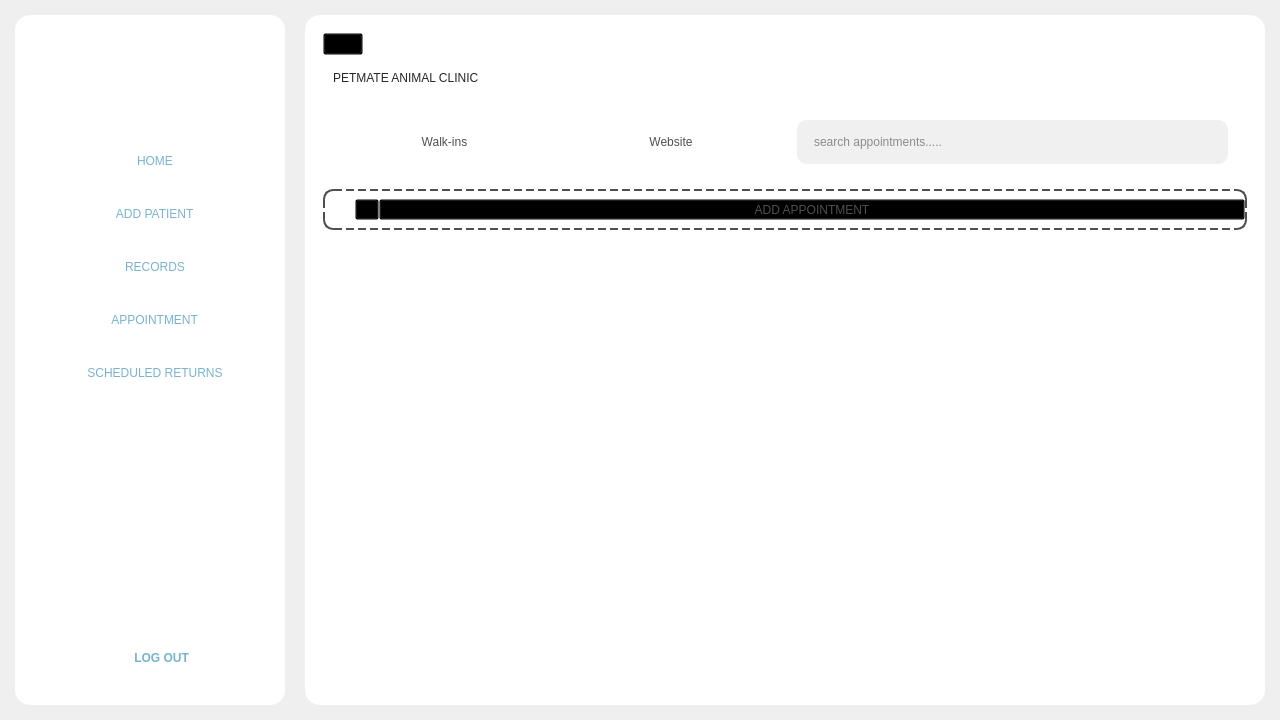
Old version of the form Frontend/Home.ui in the repository DreddVDomasian/Petmate-Desktop-Application.
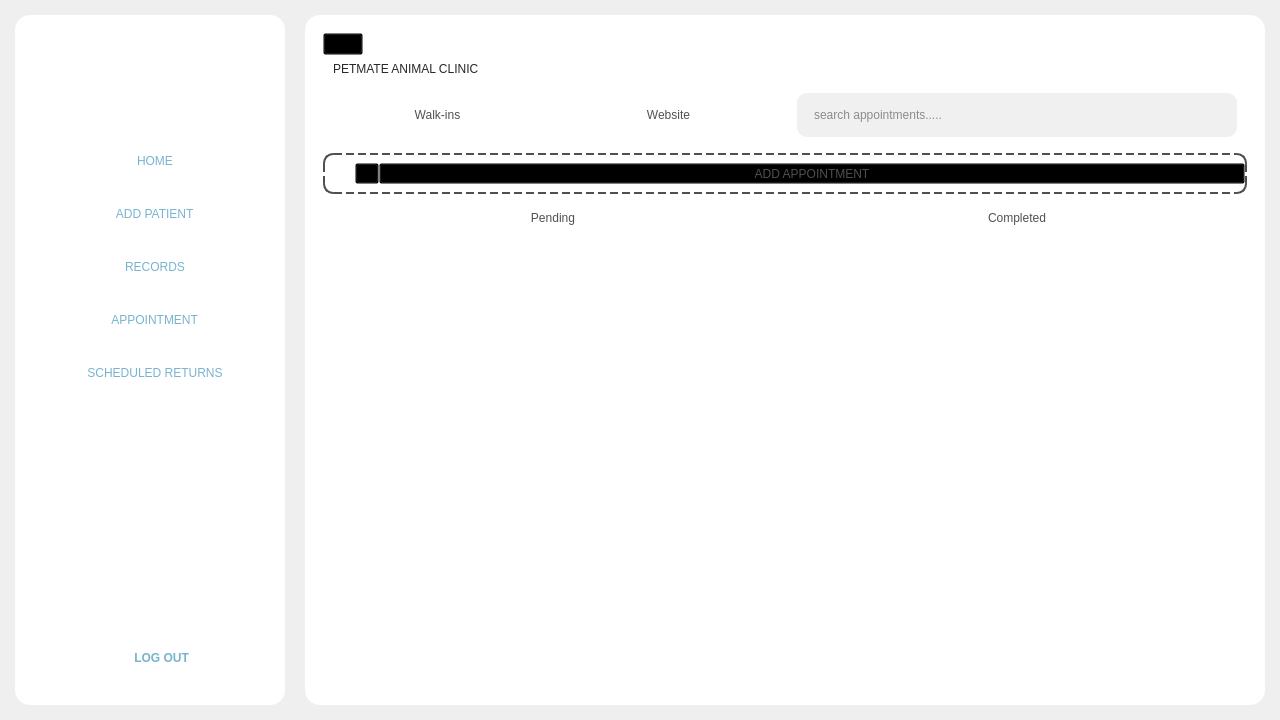
New version of the form. The open tabs and pages were chosen to show the change. Icons and pictures are not drawn.

Patch:
```diff
--- a/Frontend/Home.ui
+++ b/Frontend/Home.ui
@@ -593,7 +593,7 @@
           <enum>QFrame::NoFrame</enum>
          </property>
          <property name="currentIndex">
-          <number>8</number>
+          <number>6</number>
          </property>
          <widget class="QWidget" name="homepage">
           <property name="styleSheet">
@@ -2144,6 +2144,12 @@
               <enum>QFrame::Raised</enum>
              </property>
              <layout class="QHBoxLayout" name="horizontalLayout_8">
+              <property name="topMargin">
+               <number>0</number>
+              </property>
+              <property name="bottomMargin">
+               <number>0</number>
+              </property>
               <item>
                <widget class="QLabel" name="label_13">
                 <property name="styleSheet">
@@ -2193,6 +2199,18 @@
               <enum>QFrame::Raised</enum>
              </property>
              <layout class="QHBoxLayout" name="horizontalLayout_11">
+              <property name="leftMargin">
+               <number>0</number>
+              </property>
+              <property name="topMargin">
+               <number>0</number>
+              </property>
+              <property name="rightMargin">
+               <number>0</number>
+              </property>
+              <property name="bottomMargin">
+               <number>0</number>
+              </property>
               <item>
                <widget class="QFrame" name="frame_6">
                 <property name="frameShape">
@@ -2504,6 +2522,96 @@
                 <number>0</number>
                </property>
                <item>
+                <widget class="QFrame" name="pendingCompletedBtn">
+                 <property name="styleSheet">
+                  <string notr="true">QPushButton {
+    border: none;
+    background-color: transparent;
+    color: rgb(80, 80, 80);
+    font: 63 12pt &quot;Montserrat SemiBold&quot;;
+    padding: 10px 15px;
+    border-radius: 5px;
+}
+
+
+QPushButton:hover {
+    background-color:rgb(194, 194, 194);
+	border-radius:5px;
+}
+QPushButton:checked {
+    background-color:rgb(252, 213, 151);   /* Active bg color */
+	border-radius:5px;
+    color: rgb(40, 40, 40);                           /* Active text color */
+}</string>
+                 </property>
+                 <property name="frameShape">
+                  <enum>QFrame::StyledPanel</enum>
+                 </property>
+                 <property name="frameShadow">
+                  <enum>QFrame::Raised</enum>
+                 </property>
+                 <layout class="QHBoxLayout" name="horizontalLayout_26">
+                  <property name="leftMargin">
+                   <number>0</number>
+                  </property>
+                  <property name="topMargin">
+                   <number>0</number>
+                  </property>
+                  <property name="rightMargin">
+                   <number>0</number>
+                  </property>
+                  <property name="bottomMargin">
+                   <number>10</number>
+                  </property>
+                  <item>
+                   <widget class="QPushButton" name="pendingBtn">
+                    <property name="styleSheet">
+                     <string notr="true"/>
+                    </property>
+                    <property name="text">
+                     <string>Pending</string>
+                    </property>
+                   </widget>
+                  </item>
+                  <item>
+                   <widget class="QPushButton" name="completedBtn">
+                    <property name="styleSheet">
+                     <string notr="true"/>
+                    </property>
+                    <property name="text">
+                     <string>Completed</string>
+                    </property>
+                   </widget>
+                  </item>
+                 </layout>
+                </widget>
+               </item>
+               <item>
+                <widget class="QStackedWidget" name="statusStackedWidget">
+                 <property name="currentIndex">
+                  <number>0</number>
+                 </property>
+                 <widget class="QWidget" name="pending">
+                  <property name="styleSheet">
+                   <string notr="true"/>
+                  </property>
+                  <layout class="QVBoxLayout" name="verticalLayout_66" stretch="0">
+                   <property name="spacing">
+                    <number>0</number>
+                   </property>
+                   <property name="leftMargin">
+                    <number>0</number>
+                   </property>
+                   <property name="topMargin">
+                    <number>0</number>
+                   </property>
+                   <property name="rightMargin">
+                    <number>0</number>
+                   </property>
+                   <property name="bottomMargin">
+                    <number>0</number>
+                   </property>
+                   <item>
                 <widget class="QScrollArea" name="walkInScrollArea">
                  <property name="styleSheet">
                   <string notr="true">#walkInScrollArea{
@@ -2550,7 +2658,7 @@
                     <x>0</x>
                     <y>0</y>
                     <width>893</width>
-                    <height>363</height>
+                        <height>342</height>
                    </rect>
                   </property>
                   <layout class="QVBoxLayout" name="verticalLayout_17">
@@ -2572,6 +2680,11 @@
                </item>
               </layout>
              </widget>
+                 <widget class="QWidget" name="completed"/>
+                </widget>
+               </item>
+              </layout>
+             </widget>
              <widget class="QWidget" name="website">
               <layout class="QVBoxLayout" name="verticalLayout_16">
                <property name="spacing">
@@ -2635,7 +2748,7 @@
                    <rect>
                     <x>0</x>
                     <y>0</y>
-                    <width>543</width>
+                    <width>883</width>
                     <height>540</height>
                    </rect>
                   </property>
@@ -4469,8 +4582,8 @@
                    <rect>
                     <x>0</x>
                     <y>0</y>
-                    <width>851</width>
-                    <height>418</height>
+                    <width>401</width>
+                    <height>109</height>
                    </rect>
                   </property>
                   <layout class="QGridLayout" name="gridLayout_6">
```
Lines whose indentation alone changed are shown as unchanged.
